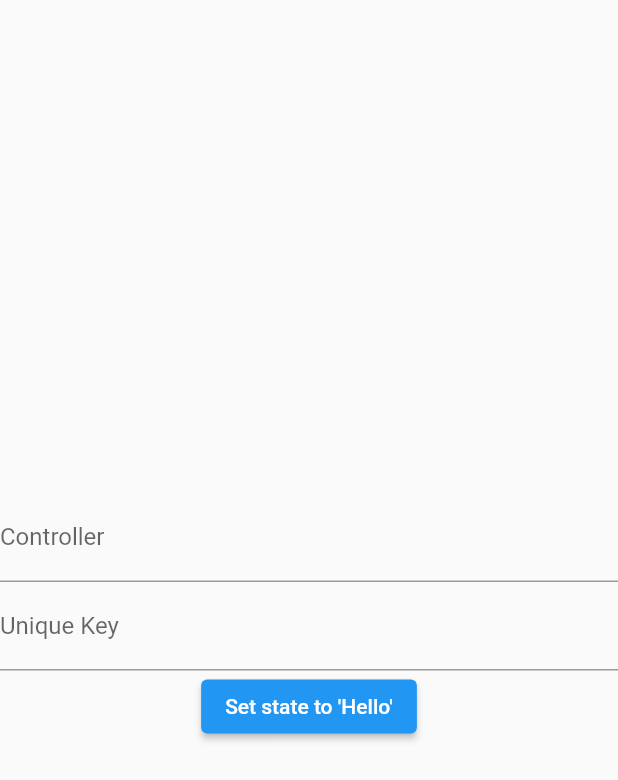
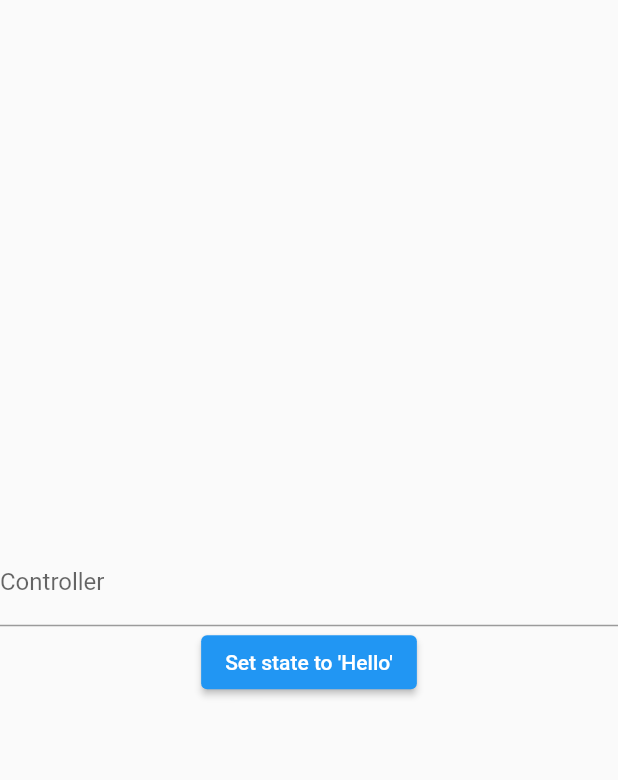
Before and after one commit to muhammadidrees/textfield_bloc, a Flutter app: the screen it shows after launch, on a phone screen of 412 x 824 dp. Shown: the top 780 px of the screen. Run offline on Flutter 3.47's test engine with Material 2 defaults, Android fonts, the phone set to English and light mode, and no system bars; our stand-ins replace bloc, flutter_bloc.

Commit message:
updated bloc and form logic

```diff
--- a/lib/form/form.dart
+++ b/lib/form/form.dart
@@ -1,2 +1,2 @@
-export 'form_cubit.dart';
+export 'form_bloc.dart';
 export 'form_view.dart';
--- /dev/null
+++ b/lib/form/form_bloc.dart
@@ -0,0 +1,39 @@
+import 'package:bloc/bloc.dart';
+
+abstract class FormEvent {
+  final String text;
+
+  const FormEvent(this.text);
+}
+
+class TextFieldUpdated extends FormEvent {
+  TextFieldUpdated(String text) : super(text);
+}
+
+class HelloButtonTapped extends FormEvent {
+  HelloButtonTapped(String text) : super(text);
+}
+
+class FormState {
+  final String text;
+  final bool refresh;
+
+  const FormState(this.text, this.refresh);
+
+  static const empty = FormState("", false);
+}
+
+class FormBloc extends Bloc<FormEvent, FormState> {
+  FormBloc() : super(FormState.empty) {
+    on<TextFieldUpdated>(
+      (event, emit) {
+        emit(FormState(event.text, false));
+      },
+    );
+    on<HelloButtonTapped>(
+      (event, emit) {
+        emit(FormState(event.text, true));
+      },
+    );
+  }
+}
--- a/lib/form/form_cubit.dart
+++ /dev/null
@@ -1,7 +0,0 @@
-import 'package:bloc/bloc.dart';
-
-class FormCubit extends Cubit<String> {
-  FormCubit() : super("");
-
-  void updateText(String text) => emit(text);
-}
--- a/lib/form/form_view.dart
+++ b/lib/form/form_view.dart
@@ -1,5 +1,5 @@
 import 'package:bloc_textfield/form/form.dart';
-import 'package:flutter/material.dart';
+import 'package:flutter/material.dart' hide FormState;
 import 'package:flutter_bloc/flutter_bloc.dart';
 
 class FormView extends StatelessWidget {
@@ -8,15 +8,14 @@ class FormView extends StatelessWidget {
   @override
   Widget build(BuildContext context) {
     return BlocProvider(
-      create: (context) => FormCubit(),
+      create: (context) => FormBloc(),
       child: Scaffold(
         body: Column(
           mainAxisSize: MainAxisSize.max,
           mainAxisAlignment: MainAxisAlignment.center,
-          children: [
+          children: const [
             _InputFormField(),
-            const _UniqueKeyFormField(),
-            const _HelloStateButton(),
+            _HelloStateButton(),
           ],
         ),
       ),
@@ -33,54 +32,51 @@ class _HelloStateButton extends StatelessWidget {
   Widget build(BuildContext context) {
     return ElevatedButton(
       onPressed: () {
-        context.read<FormCubit>().updateText("Hello");
+        context.read<FormBloc>().add(HelloButtonTapped("Hello"));
       },
       child: const Text("Set state to 'Hello'"),
     );
   }
 }
 
-class _InputFormField extends StatelessWidget {
-  _InputFormField({
+class _InputFormField extends StatefulWidget {
+  const _InputFormField({
     Key? key,
   }) : super(key: key);
 
-  final _controller = TextEditingController();
+  @override
+  State<_InputFormField> createState() => _InputFormFieldState();
+}
+
+class _InputFormFieldState extends State<_InputFormField> {
+  late TextEditingController _controller;
+
+  @override
+  void initState() {
+    _controller = TextEditingController();
+    super.initState();
+  }
+
+  @override
+  void dispose() {
+    _controller.dispose();
+    super.dispose();
+  }
 
   @override
   Widget build(BuildContext context) {
-    return BlocBuilder<FormCubit, String>(
+    return BlocConsumer<FormBloc, FormState>(
+      listenWhen: (previous, current) => current.refresh,
+      listener: (context, state) => _controller.text = state.text,
       builder: (context, state) {
         return TextFormField(
           controller: _controller,
           decoration: const InputDecoration(label: Text("Controller")),
           onChanged: (text) {
-            context.read<FormCubit>().updateText(text);
+            context.read<FormBloc>().add(TextFieldUpdated(text));
           },
         );
       },
     );
   }
 }
-
-class _UniqueKeyFormField extends StatelessWidget {
-  const _UniqueKeyFormField({
-    Key? key,
-  }) : super(key: key);
-
-  @override
-  Widget build(BuildContext context) {
-    return BlocBuilder<FormCubit, String>(
-      builder: (context, state) {
-        return TextFormField(
-          key: UniqueKey(),
-          initialValue: state,
-          decoration: const InputDecoration(label: Text("Unique Key")),
-          onChanged: (text) {
-            context.read<FormCubit>().updateText(text);
-          },
-        );
-      },
-    );
-  }
-}
```
